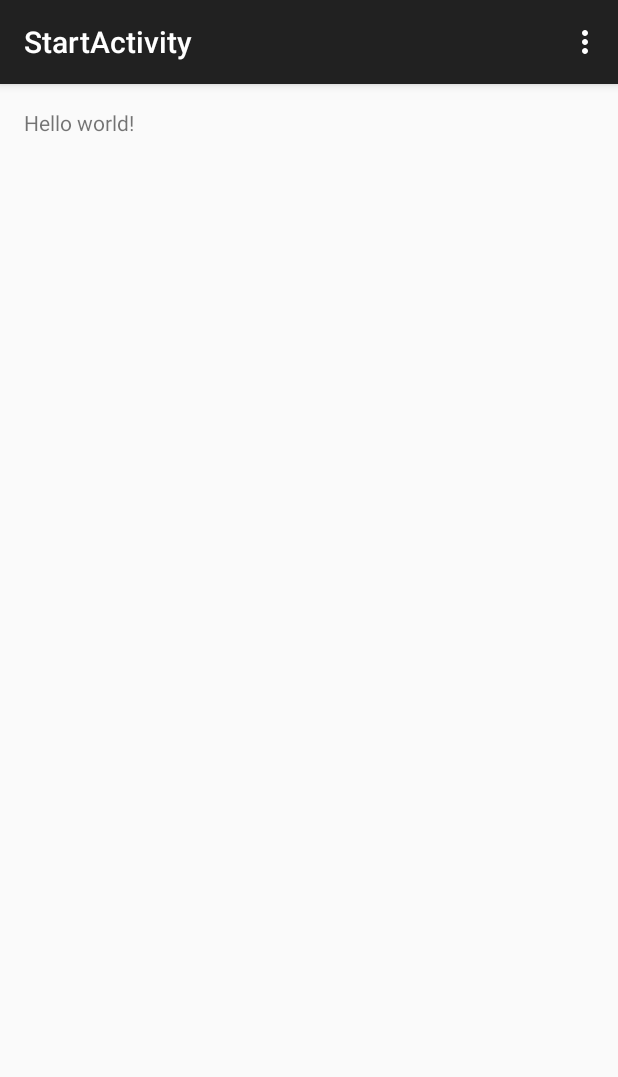
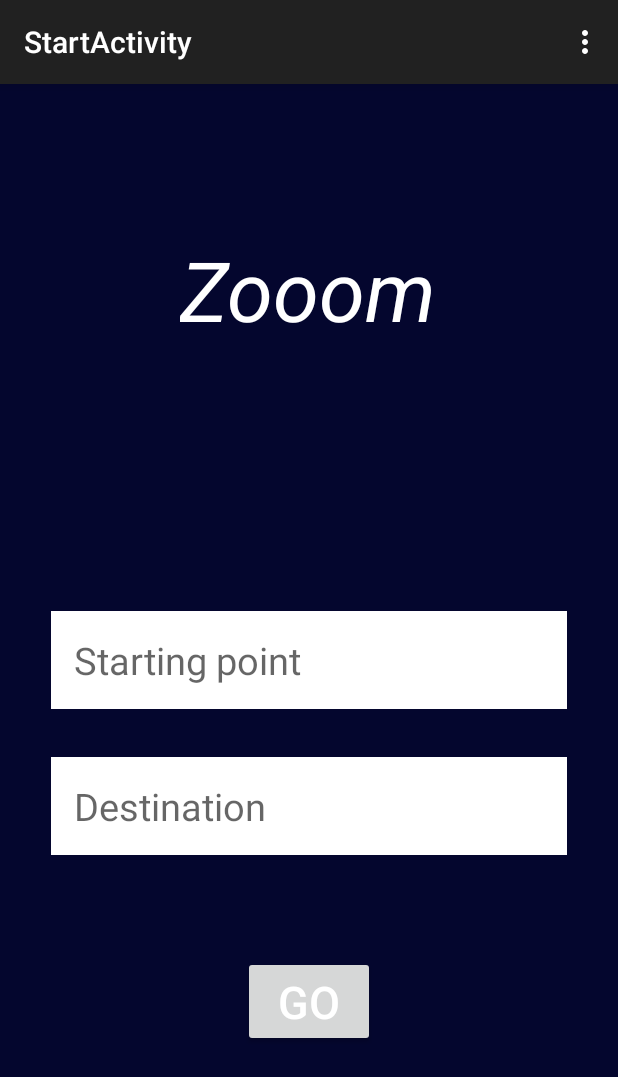
Before and after one commit to oahia01/Zooom, an Android app: the StartActivity screen opened directly, with no data from a screen before it, on a phone screen of 412 x 824 dp. Shown: the top 1077 px of the screen. Run offline under Robolectric (Android 15) with nearby library versions, the phone set to English and light mode, and no system bars; our stand-ins replace Volley.

Commit message:
First set of activities and some layout design

```diff
--- a/app/build.gradle
+++ b/app/build.gradle
@@ -6,7 +6,7 @@ android {
 
     defaultConfig {
         applicationId "com.cool.zooom"
-        minSdkVersion 14
+        minSdkVersion 19
         targetSdkVersion 22
         versionCode 1
         versionName "1.0"
@@ -23,4 +23,5 @@ dependencies {
     compile fileTree(include: ['*.jar'], dir: 'libs')
     compile 'com.android.support:appcompat-v7:22.2.1'
     compile 'com.google.android.gms:play-services:7.5.0'
+    compile 'com.mcxiaoke.volley:library:1.0.19'
 }
--- a/app/src/main/res/layout/activity_start.xml
+++ b/app/src/main/res/layout/activity_start.xml
@@ -4,9 +4,57 @@
     android:paddingRight="@dimen/activity_horizontal_margin"
     android:paddingTop="@dimen/activity_vertical_margin"
     android:paddingBottom="@dimen/activity_vertical_margin"
-    tools:context="com.cool.zooom.StartActivity">
+    tools:context="com.cool.zooom.StartActivity"
+    android:background="#04062e">
 
-    <TextView android:text="@string/hello_world" android:layout_width="wrap_content"
-        android:layout_height="wrap_content" />
+    <EditText
+        android:layout_width="match_parent"
+        android:layout_height="wrap_content"
+        android:id="@+id/editText_startingPoint"
+        android:layout_marginLeft="36dp"
+        android:minHeight="40dp"
+        android:background="#ffffff"
+        android:hint="Starting point"
+        android:textSize="25dp"
+        android:padding="15dp"
+        android:layout_centerVertical="true"
+        android:layout_centerHorizontal="true" />
+
+    <EditText
+        android:layout_width="match_parent"
+        android:layout_height="wrap_content"
+        android:id="@+id/editText_destination"
+        android:layout_below="@+id/editText_startingPoint"
+        android:layout_marginTop="32dp"
+        android:background="#ffffff"
+        android:minHeight="40dp"
+        android:layout_alignEnd="@+id/editText_startingPoint"
+        android:layout_alignStart="@+id/editText_startingPoint"
+        android:hint="Destination"
+        android:textSize="25dp"
+        android:padding="15dp" />
+
+    <Button
+        android:layout_width="wrap_content"
+        android:layout_height="wrap_content"
+        android:text="GO"
+        android:id="@+id/button_go_search"
+        android:textSize="30dp"
+        android:textColor="#ffffff"
+        android:layout_marginBottom="110dp"
+        android:layout_alignParentBottom="true"
+        android:layout_centerHorizontal="true" />
+
+    <TextView
+        android:layout_width="wrap_content"
+        android:layout_height="wrap_content"
+        android:text="Zooom"
+        android:id="@+id/textView"
+        android:layout_alignParentTop="true"
+        android:layout_centerHorizontal="true"
+        android:layout_marginTop="84dp"
+        android:textSize="55dp"
+        android:textStyle="normal|italic"
+        android:textColor="#ffffff" />
 
 </RelativeLayout>
--- /dev/null
+++ b/app/src/main/res/menu/menu_results.xml
@@ -0,0 +1,6 @@
+<menu xmlns:android="http://schemas.android.com/apk/res/android"
+    xmlns:app="http://schemas.android.com/apk/res-auto"
+    xmlns:tools="http://schemas.android.com/tools" tools:context="com.cool.zooom.ResultsActivity">
+    <item android:id="@+id/action_settings" android:title="@string/action_settings"
+        android:orderInCategory="100" app:showAsAction="never" />
+</menu>
--- a/app/src/main/res/values/strings.xml
+++ b/app/src/main/res/values/strings.xml
@@ -4,5 +4,7 @@
     <string name="title_activity_start">StartActivity</string>
 
     <string name="hello_world">Hello world!</string>
+    <string name="Welcome">welcome</string>
     <string name="action_settings">Settings</string>
+    <string name="title_activity_results">ResultsActivity</string>
 </resources>
```
Also changed, not shown: app/src/main/AndroidManifest.xml (+9 -0 lines), app/src/main/java/com/cool/zooom/ResultsActivity.java (added, +37 -0 lines), app/src/main/java/com/cool/zooom/StartActivity.java (+70 -1 lines), app/src/main/java/com/cool/zooom/ZooomApp.java (added, +20 -0 lines), app/src/main/java/com/cool/zooom/ZooomSingleton.java (added, +16 -0 lines), app/src/main/res/layout/activity_results.xml (added, +12 -0 lines), 1 other file.
